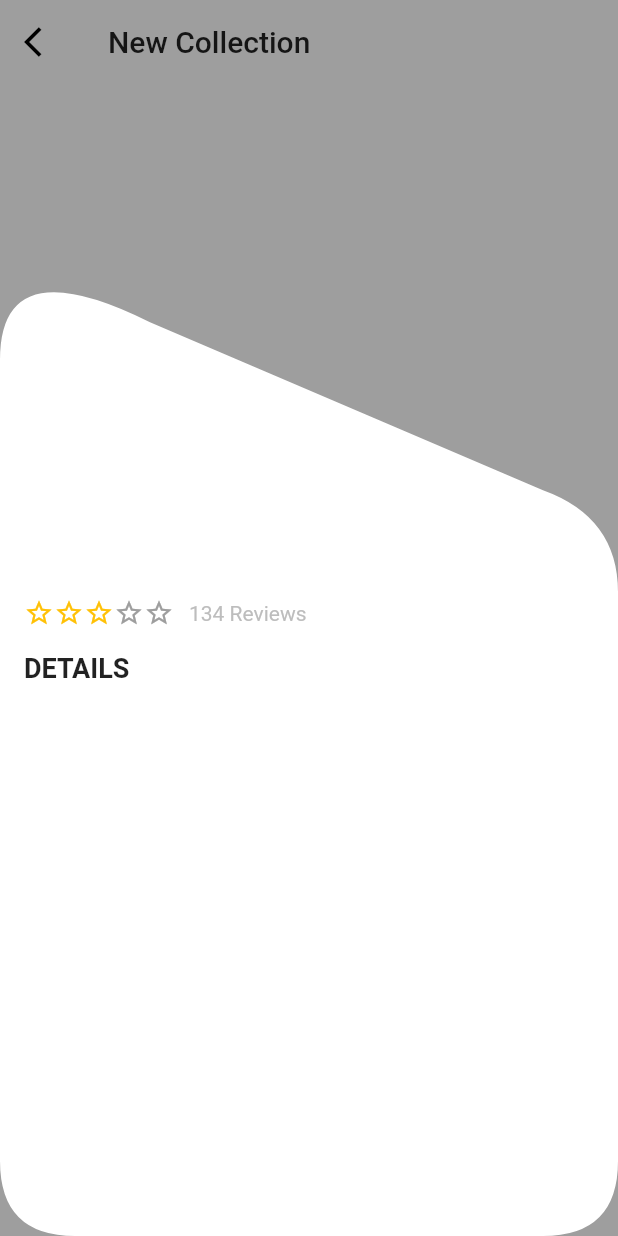
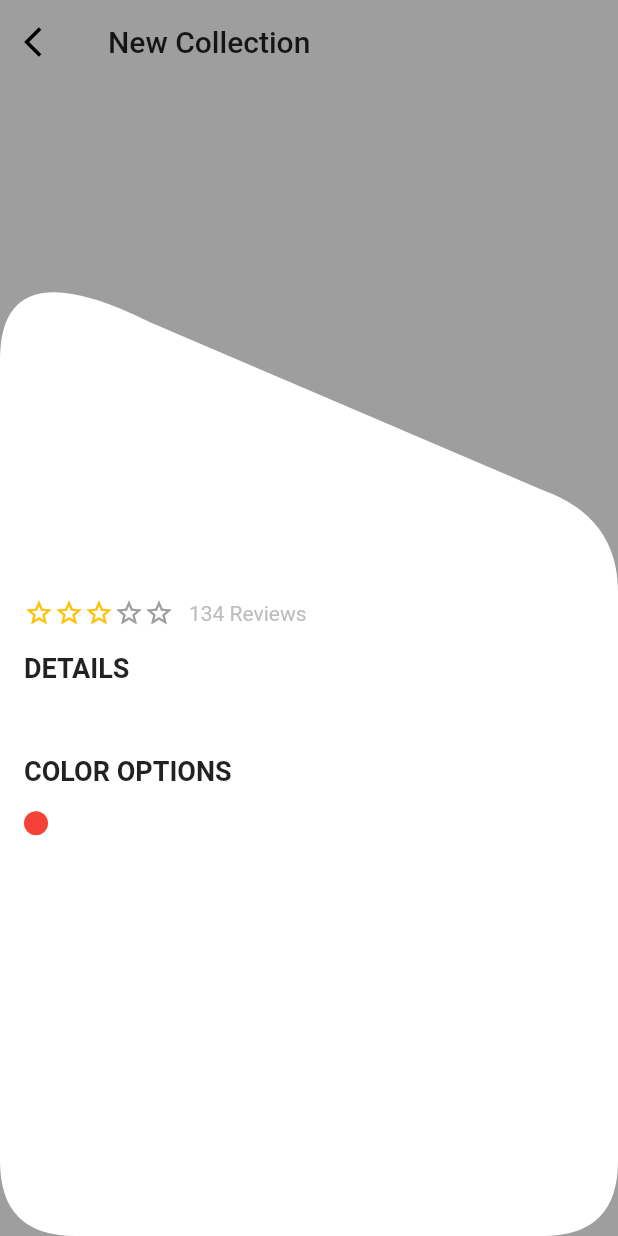
Before and after one commit to GaoXufei/sneakers_app, a Flutter app: the ShoeDetailsPage screen opened directly with empty values, on a phone screen of 412 x 824 dp. Run offline on Flutter 3.47's test engine with Material 2 defaults, Android fonts, the light colour scheme and no system bars; drawn by our look-alikes of flutter_rating_bar; our stand-ins replace flutter_screenutil, get; statements that could not run were skipped.

Commit message:
feat: details color options

```diff
--- a/lib/pages/shoe_details/view.dart
+++ b/lib/pages/shoe_details/view.dart
@@ -104,10 +104,34 @@ class ShoeDetailsPage extends GetView<ShoeDetailsController> {
                           Text(
                             "${shoeEntity.desc}",
                             style: TextStyle(
-                              fontSize: 18,
                               color: Colors.grey[400],
                             ),
-                          )
+                          ),
+                          SizedBox(height: 16),
+                          Text(
+                            "COLOR OPTIONS",
+                            style: TextStyle(
+                              fontWeight: FontWeight.bold,
+                              fontSize: 18,
+                            ),
+                          ),
+                          SizedBox(height: 16),
+                          // ! 颜色
+                          Row(
+                            children: [
+                              Container(
+                                width: 16,
+                                height: 16,
+                                margin: const EdgeInsets.only(right: 16),
+                                decoration: BoxDecoration(
+                                  color: Colors.red,
+                                  borderRadius: BorderRadius.all(
+                                    Radius.circular(50),
+                                  ),
+                                ),
+                              ),
+                            ],
+                          ),
                         ],
                       ),
                     ),
```
